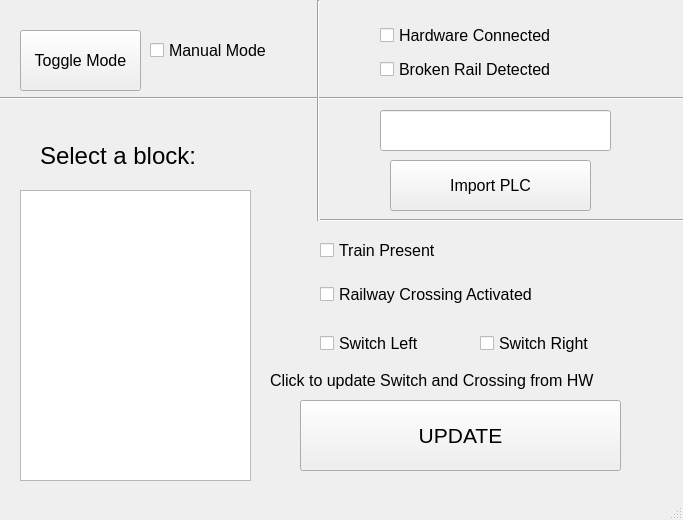
Qt form Conductors_TrainSystem/hwtcinterface.ui (JHarnishfeger/ECE1140_Conductors) before a commit.
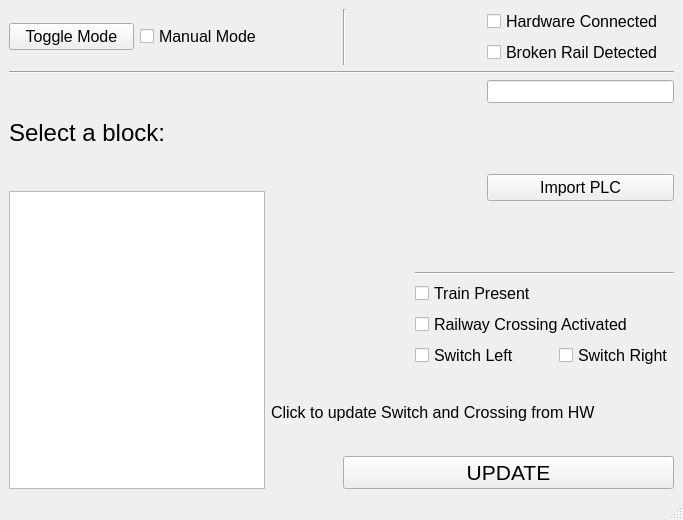
The same form after that commit.

```diff
--- a/Conductors_TrainSystem/hwtcinterface.ui
+++ b/Conductors_TrainSystem/hwtcinterface.ui
@@ -14,15 +14,9 @@
    <string>HWTCInterface</string>
   </property>
   <widget class="QWidget" name="centralwidget">
+   <layout class="QGridLayout" name="gridLayout">
+    <item row="0" column="0">
    <widget class="QPushButton" name="pushButton">
-    <property name="geometry">
-     <rect>
-      <x>20</x>
-      <y>30</y>
-      <width>121</width>
-      <height>61</height>
-     </rect>
-    </property>
     <property name="font">
      <font>
       <pointsize>12</pointsize>
@@ -32,15 +26,9 @@
      <string>Toggle Mode</string>
     </property>
    </widget>
+    </item>
+    <item row="0" column="1" colspan="2">
    <widget class="QCheckBox" name="ModeBox">
-    <property name="geometry">
-     <rect>
-      <x>150</x>
-      <y>40</y>
-      <width>151</width>
-      <height>20</height>
-     </rect>
-    </property>
     <property name="font">
      <font>
       <pointsize>12</pointsize>
@@ -50,33 +38,62 @@
      <string>Manual Mode</string>
     </property>
    </widget>
-   <widget class="QPushButton" name="pushButton_2">
-    <property name="geometry">
-     <rect>
-      <x>300</x>
-      <y>400</y>
-      <width>321</width>
-      <height>71</height>
-     </rect>
-    </property>
+    </item>
+    <item row="0" column="3" colspan="2">
+     <widget class="Line" name="line_2">
+      <property name="font">
+       <font>
+        <pointsize>12</pointsize>
+       </font>
+      </property>
+      <property name="orientation">
+       <enum>Qt::Vertical</enum>
+      </property>
+     </widget>
+    </item>
+    <item row="0" column="5" colspan="2">
+     <layout class="QVBoxLayout" name="verticalLayout">
+      <item>
+       <widget class="QCheckBox" name="HWConnection">
     <property name="font">
      <font>
-      <pointsize>16</pointsize>
-     </font>
-    </property>
+          <pointsize>12</pointsize>
+         </font>
+        </property>
+        <property name="mouseTracking">
+         <bool>true</bool>
+        </property>
     <property name="text">
-     <string>UPDATE</string>
-    </property>
-   </widget>
+         <string>Hardware Connected</string>
+        </property>
+        <property name="checkable">
+         <bool>true</bool>
+        </property>
+       </widget>
+      </item>
+      <item>
+       <widget class="QCheckBox" name="BrokenRailCheckBox">
+        <property name="font">
+         <font>
+          <pointsize>12</pointsize>
+         </font>
+        </property>
+        <property name="text">
+         <string>Broken Rail Detected</string>
+        </property>
+       </widget>
+      </item>
+     </layout>
+    </item>
+    <item row="1" column="0" colspan="7">
+     <widget class="Line" name="line">
+      <property name="orientation">
+       <enum>Qt::Horizontal</enum>
+      </property>
+     </widget>
+    </item>
+    <item row="2" column="0" rowspan="2" colspan="2">
    <widget class="QLabel" name="label">
-    <property name="geometry">
-     <rect>
-      <x>40</x>
-      <y>140</y>
-      <width>221</width>
-      <height>31</height>
-     </rect>
-    </property>
     <property name="font">
      <font>
       <pointsize>18</pointsize>
@@ -86,89 +103,9 @@
      <string>Select a block:</string>
     </property>
    </widget>
-   <widget class="QLabel" name="label_2">
-    <property name="geometry">
-     <rect>
-      <x>270</x>
-      <y>360</y>
-      <width>431</width>
-      <height>41</height>
-     </rect>
-    </property>
-    <property name="font">
-     <font>
-      <pointsize>12</pointsize>
-     </font>
-    </property>
-    <property name="layoutDirection">
-     <enum>Qt::LeftToRight</enum>
-    </property>
-    <property name="autoFillBackground">
-     <bool>false</bool>
-    </property>
-    <property name="lineWidth">
-     <number>1</number>
-    </property>
-    <property name="midLineWidth">
-     <number>0</number>
-    </property>
-    <property name="text">
-     <string>Click to update Switch and Crossing from HW</string>
-    </property>
-   </widget>
-   <widget class="Line" name="line">
-    <property name="geometry">
-     <rect>
-      <x>0</x>
-      <y>90</y>
-      <width>721</width>
-      <height>16</height>
-     </rect>
-    </property>
-    <property name="orientation">
-     <enum>Qt::Horizontal</enum>
-    </property>
-   </widget>
-   <widget class="Line" name="line_2">
-    <property name="geometry">
-     <rect>
-      <x>310</x>
-      <y>0</y>
-      <width>17</width>
-      <height>221</height>
-     </rect>
-    </property>
-    <property name="font">
-     <font>
-      <pointsize>12</pointsize>
-     </font>
-    </property>
-    <property name="orientation">
-     <enum>Qt::Vertical</enum>
-    </property>
-   </widget>
-   <widget class="Line" name="line_3">
-    <property name="geometry">
-     <rect>
-      <x>320</x>
-      <y>210</y>
-      <width>401</width>
-      <height>20</height>
-     </rect>
-    </property>
-    <property name="orientation">
-     <enum>Qt::Horizontal</enum>
-    </property>
-   </widget>
+    </item>
+    <item row="2" column="5" colspan="2">
    <widget class="QLineEdit" name="PLCtextBox">
-    <property name="geometry">
-     <rect>
-      <x>380</x>
-      <y>110</y>
-      <width>231</width>
-      <height>41</height>
-     </rect>
-    </property>
     <property name="font">
      <font>
       <pointsize>10</pointsize>
@@ -178,15 +115,9 @@
      <string/>
     </property>
    </widget>
+    </item>
+    <item row="3" column="5" rowspan="2" colspan="2">
    <widget class="QPushButton" name="PLCButton">
-    <property name="geometry">
-     <rect>
-      <x>390</x>
-      <y>160</y>
-      <width>201</width>
-      <height>51</height>
-     </rect>
-    </property>
     <property name="font">
      <font>
       <pointsize>12</pointsize>
@@ -196,30 +127,37 @@
      <string>Import PLC</string>
     </property>
    </widget>
+    </item>
+    <item row="4" column="0" rowspan="7" colspan="2">
    <widget class="QListWidget" name="blockList">
-    <property name="geometry">
-     <rect>
-      <x>20</x>
-      <y>190</y>
-      <width>231</width>
-      <height>291</height>
-     </rect>
-    </property>
     <property name="font">
      <font>
       <pointsize>11</pointsize>
      </font>
     </property>
    </widget>
+    </item>
+    <item row="5" column="4" colspan="3">
+     <widget class="Line" name="line_3">
+      <property name="orientation">
+       <enum>Qt::Horizontal</enum>
+      </property>
+     </widget>
+    </item>
+    <item row="6" column="4" colspan="2">
+     <widget class="QCheckBox" name="TrainPresentBox">
+      <property name="font">
+       <font>
+        <pointsize>12</pointsize>
+       </font>
+      </property>
+      <property name="text">
+       <string>Train Present</string>
+      </property>
+     </widget>
+    </item>
+    <item row="7" column="4" colspan="3">
    <widget class="QCheckBox" name="CrossingBox">
-    <property name="geometry">
-     <rect>
-      <x>320</x>
-      <y>279</y>
-      <width>281</width>
-      <height>31</height>
-     </rect>
-    </property>
     <property name="font">
      <font>
       <pointsize>12</pointsize>
@@ -229,57 +167,9 @@
      <string>Railway Crossing Activated</string>
     </property>
    </widget>
-   <widget class="QWidget" name="layoutWidget">
-    <property name="geometry">
-     <rect>
-      <x>380</x>
-      <y>20</y>
-      <width>217</width>
-      <height>65</height>
-     </rect>
-    </property>
-    <layout class="QVBoxLayout" name="verticalLayout">
-     <item>
-      <widget class="QCheckBox" name="HWConnection">
-       <property name="font">
-        <font>
-         <pointsize>12</pointsize>
-        </font>
-       </property>
-       <property name="mouseTracking">
-        <bool>true</bool>
-       </property>
-       <property name="text">
-        <string>Hardware Connected</string>
-       </property>
-       <property name="checkable">
-        <bool>true</bool>
-       </property>
-      </widget>
-     </item>
-     <item>
-      <widget class="QCheckBox" name="BrokenRailCheckBox">
-       <property name="font">
-        <font>
-         <pointsize>12</pointsize>
-        </font>
-       </property>
-       <property name="text">
-        <string>Broken Rail Detected</string>
-       </property>
-      </widget>
-     </item>
-    </layout>
-   </widget>
+    </item>
+    <item row="8" column="4" colspan="2">
    <widget class="QCheckBox" name="LeftBox">
-    <property name="geometry">
-     <rect>
-      <x>320</x>
-      <y>330</y>
-      <width>125</width>
-      <height>26</height>
-     </rect>
-    </property>
     <property name="font">
      <font>
       <pointsize>12</pointsize>
@@ -289,15 +179,9 @@
      <string>Switch Left</string>
     </property>
    </widget>
+    </item>
+    <item row="8" column="6">
    <widget class="QCheckBox" name="RightBox">
-    <property name="geometry">
-     <rect>
-      <x>480</x>
-      <y>330</y>
-      <width>151</width>
-      <height>26</height>
-     </rect>
-    </property>
     <property name="font">
      <font>
       <pointsize>12</pointsize>
@@ -307,24 +191,44 @@
      <string>Switch Right</string>
     </property>
    </widget>
-   <widget class="QCheckBox" name="TrainPresentBox">
-    <property name="geometry">
-     <rect>
-      <x>320</x>
-      <y>240</y>
-      <width>151</width>
-      <height>20</height>
-     </rect>
-    </property>
+    </item>
+    <item row="9" column="2" colspan="5">
+     <widget class="QLabel" name="label_2">
     <property name="font">
      <font>
       <pointsize>12</pointsize>
      </font>
     </property>
+      <property name="layoutDirection">
+       <enum>Qt::LeftToRight</enum>
+      </property>
+      <property name="autoFillBackground">
+       <bool>false</bool>
+      </property>
+      <property name="lineWidth">
+       <number>1</number>
+      </property>
+      <property name="midLineWidth">
+       <number>0</number>
+      </property>
     <property name="text">
-     <string>Train Present</string>
-    </property>
-   </widget>
+       <string>Click to update Switch and Crossing from HW</string>
+      </property>
+     </widget>
+    </item>
+    <item row="10" column="3" colspan="4">
+     <widget class="QPushButton" name="pushButton_2">
+      <property name="font">
+       <font>
+        <pointsize>16</pointsize>
+       </font>
+      </property>
+      <property name="text">
+       <string>UPDATE</string>
+      </property>
+     </widget>
+    </item>
+   </layout>
   </widget>
   <widget class="QMenuBar" name="menubar">
    <property name="geometry">
```
Left out of the diff: 2 changed lines with no effect on the pictures. Lines whose indentation alone changed are shown as unchanged.
